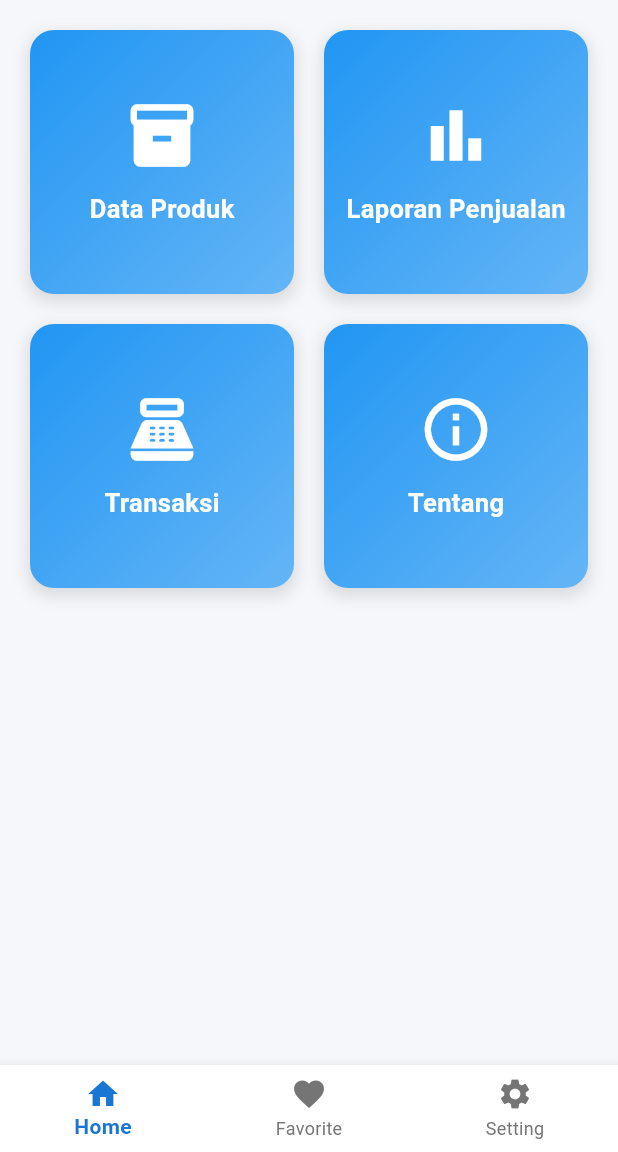
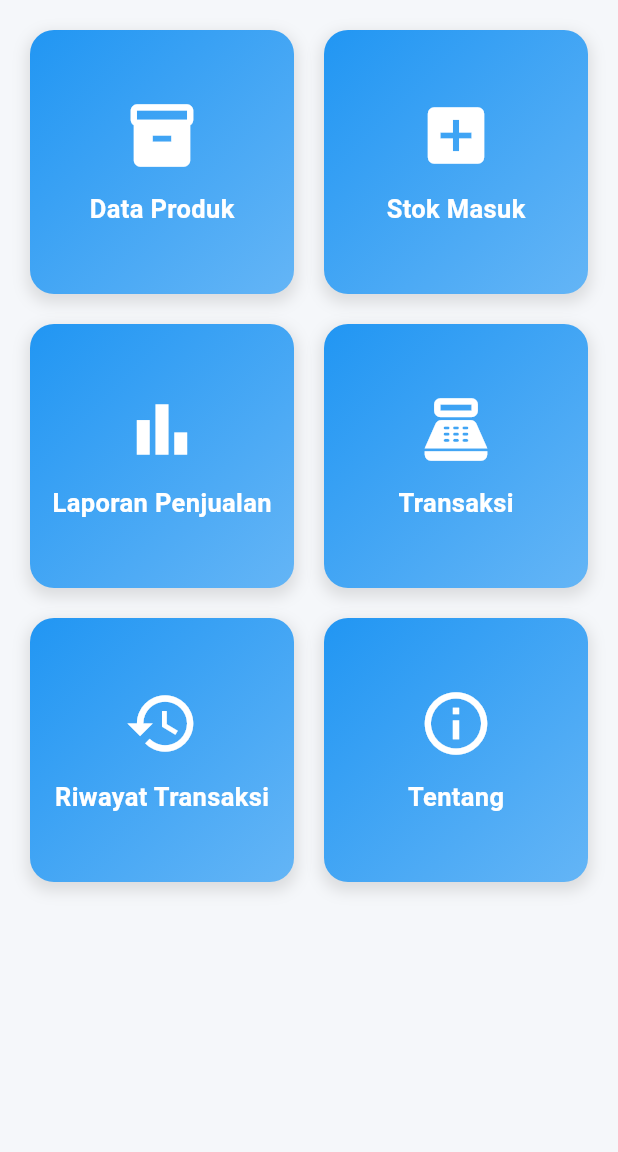
Before and after one commit to FazhariRizkyy/KasirKu, a Flutter app: the screen it shows after launch, on a phone screen of 412 x 824 dp, the part 84-1236 px from its top. Run offline on Flutter 3.47's test engine with Material 3 defaults, Android fonts, the phone set to English and light mode, and no system bars; our stand-ins replace animated_splash_screen.

Commit message:
REPAIR UI

```diff
--- a/lib/components/about.dart
+++ b/lib/components/about.dart
@@ -15,8 +15,7 @@ class AboutPage extends StatelessWidget {
         child: Padding(
           padding: EdgeInsets.all(20),
           child: Text(
-            'Aplikasi Kasir ini dibuat menggunakan Flutter.\n\n'
-            'Versi: 1.0.0\nDikembangkan oleh: Nama Kamu',
+            'Dikembangkan oleh: Fazhari Rizky',
             style: TextStyle(fontSize: 18),
             textAlign: TextAlign.center,
           ),
--- a/lib/components/menu.dart
+++ b/lib/components/menu.dart
@@ -3,6 +3,8 @@ import 'package:pos_app/components/data_produk.dart';
 import 'package:pos_app/components/laporan_penjualan.dart';
 import 'package:pos_app/components/transaksi.dart';
 import 'package:pos_app/components/about.dart';
+import 'package:pos_app/components/riwayat_transaksi.dart';
+import 'package:pos_app/components/stok_masuk.dart';
 
 class MenuPage extends StatefulWidget {
   const MenuPage({super.key, required this.title});
@@ -13,26 +15,14 @@ class MenuPage extends StatefulWidget {
 }
 
 class _MenuPageState extends State<MenuPage> {
-  int _selectedIndex = 0;
-
-  final List<Widget> _pages = [
-    const HomeContent(),
-    const FavoritePage(),
-    const SettingPage(),
-  ];
-
   final List<_MenuItem> menuItems = [
     _MenuItem(icon: Icons.inventory_2, label: 'Data Produk'),
+    _MenuItem(icon: Icons.add_box, label: 'Stok Masuk'),
     _MenuItem(icon: Icons.bar_chart, label: 'Laporan Penjualan'),
     _MenuItem(icon: Icons.point_of_sale, label: 'Transaksi'),
+    _MenuItem(icon: Icons.history, label: 'Riwayat Transaksi'),
     _MenuItem(icon: Icons.info_outline, label: 'Tentang'),
   ];
-
-  void _onItemTapped(int index) {
-    setState(() {
-      _selectedIndex = index;
-    });
-  }
 
   @override
   Widget build(BuildContext context) {
@@ -44,50 +34,7 @@ class _MenuPageState extends State<MenuPage> {
         backgroundColor: Colors.blue.shade700,
         elevation: 4,
       ),
-      body: _pages[_selectedIndex],
-      bottomNavigationBar: BottomNavigationBar(
-        items: const <BottomNavigationBarItem>[
-          BottomNavigationBarItem(
-            icon: Icon(Icons.home),
-            label: 'Home',
-          ),
-          BottomNavigationBarItem(
-            icon: Icon(Icons.favorite),
-            label: 'Favorite',
-          ),
-          BottomNavigationBarItem(
-            icon: Icon(Icons.settings),
-            label: 'Setting',
-          ),
-        ],
-        currentIndex: _selectedIndex,
-        selectedItemColor: Colors.blue.shade700,
-        unselectedItemColor: Colors.grey.shade600,
-        backgroundColor: Colors.white,
-        elevation: 8,
-        type: BottomNavigationBarType.fixed,
-        selectedLabelStyle: const TextStyle(fontWeight: FontWeight.w600),
-        unselectedLabelStyle: const TextStyle(fontWeight: FontWeight.w400),
-        onTap: _onItemTapped,
-      ),
-    );
-  }
-}
-
-class HomeContent extends StatelessWidget {
-  const HomeContent({super.key});
-
-  // ignore: library_private_types_in_public_api
-  final List<_MenuItem> menuItems = const [
-    _MenuItem(icon: Icons.inventory_2, label: 'Data Produk'),
-    _MenuItem(icon: Icons.bar_chart, label: 'Laporan Penjualan'),
-    _MenuItem(icon: Icons.point_of_sale, label: 'Transaksi'),
-    _MenuItem(icon: Icons.info_outline, label: 'Tentang'),
-  ];
-
-  @override
-  Widget build(BuildContext context) {
-    return Padding(
+      body: Padding(
         padding: const EdgeInsets.all(20.0),
         child: GridView.builder(
           itemCount: menuItems.length,
@@ -97,13 +44,14 @@ class HomeContent extends StatelessWidget {
             mainAxisSpacing: 20,
           ),
           itemBuilder: (context, index) {
-          return _buildMenuCard(context, menuItems[index]);
+            return _buildMenuCard(menuItems[index]);
           },
+        ),
       ),
     );
   }
 
-  Widget _buildMenuCard(BuildContext context, _MenuItem item) {
+  Widget _buildMenuCard(_MenuItem item) {
     return InkWell(
       onTap: () {
         switch (item.label) {
@@ -113,10 +61,18 @@ class HomeContent extends StatelessWidget {
               MaterialPageRoute(builder: (context) => const DataProdukPage()),
             );
             break;
+          case 'Stok Masuk':
+            Navigator.push(
+              context,
+              MaterialPageRoute(builder: (context) => const StokMasukPage()),
+            );
+            break;
           case 'Laporan Penjualan':
             Navigator.push(
               context,
-              MaterialPageRoute(builder: (context) => const LaporanPenjualanPage()),
+              MaterialPageRoute(
+                builder: (context) => const LaporanPenjualanPage(),
+              ),
             );
             break;
           case 'Transaksi':
@@ -125,7 +81,16 @@ class HomeContent extends StatelessWidget {
               MaterialPageRoute(builder: (context) => const TransaksiPage()),
             );
             break;
-          case 'Tentang':
+
+          case 'Riwayat Transaksi':
+            Navigator.push(
+              context,
+              MaterialPageRoute(
+                builder: (context) => const RiwayatTransaksiPage(),
+              ),
+            );
+            break;
+          case 'Tentang': // ✅ Arahkan ke About
             Navigator.push(
               context,
               MaterialPageRoute(builder: (context) => const AboutPage()),
@@ -171,39 +136,9 @@ class HomeContent extends StatelessWidget {
   }
 }
 
-class FavoritePage extends StatelessWidget {
-  const FavoritePage({super.key});
-
-  @override
-  Widget build(BuildContext context) {
-    return const Center(
-      child: Text(
-        'Favorite Page\n(Coming Soon)',
-        style: TextStyle(fontSize: 24, fontWeight: FontWeight.w600, color: Colors.blue),
-        textAlign: TextAlign.center,
-      ),
-    );
-  }
-}
-
-class SettingPage extends StatelessWidget {
-  const SettingPage({super.key});
-
-  @override
-  Widget build(BuildContext context) {
-    return const Center(
-      child: Text(
-        'Setting Page\n(Coming Soon)',
-        style: TextStyle(fontSize: 24, fontWeight: FontWeight.w600, color: Colors.blue),
-        textAlign: TextAlign.center,
-      ),
-    );
-  }
-}
-
 class _MenuItem {
   final IconData icon;
   final String label;
 
-  const _MenuItem({required this.icon, required this.label});
+  _MenuItem({required this.icon, required this.label});
 }
```
Also changed, not shown: lib/components/riwayat_transaksi.dart (added, +42 -0 lines), lib/components/stok_masuk.dart (added, +35 -0 lines). Lines whose indentation alone changed are shown as unchanged.
